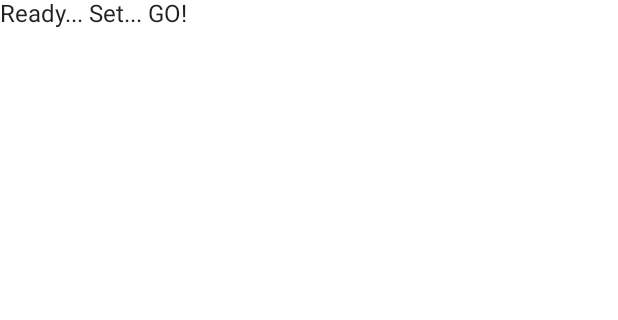
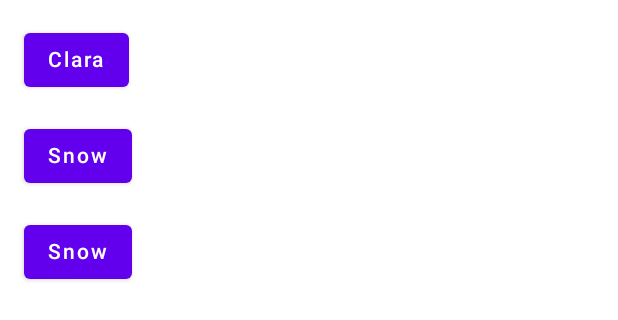
Before and after one commit to gustavofreitas/PetAdoptionApp, an Android app built with Jetpack Compose: the @Preview function LightPreview, on a phone screen of 412 x 824 dp. Shown: the top 320 px of the screen. Run offline under Robolectric (Android 15) with nearby library versions, the phone set to English and light mode, and no system bars; 1 statement that could not run was skipped.

Commit message:
feat(navigation): create the base navigation to tbe project
Include navigation controller in MainActivity.kt;
Create navigation host;
Create base screens Home and Detail.

```diff
--- a/app/build.gradle
+++ b/app/build.gradle
@@ -73,6 +73,8 @@ dependencies {
     implementation "androidx.compose.material:material-icons-extended:$compose_version"
     implementation "androidx.compose.ui:ui-tooling:$compose_version"
     implementation 'androidx.lifecycle:lifecycle-runtime-ktx:2.3.0'
+    implementation "androidx.navigation:navigation-compose:1.0.0-alpha08"
+
 
     testImplementation 'junit:junit:4.13.2'
 
--- a/app/src/main/AndroidManifest.xml
+++ b/app/src/main/AndroidManifest.xml
@@ -20,7 +20,7 @@
         android:supportsRtl="true"
         android:theme="@style/Theme.AndroidDevChallenge">
         <activity
-            android:name="com.example.androiddevchallenge.MainActivity"
+            android:name="com.example.androiddevchallenge.ui.MainActivity"
             android:label="@string/app_name"
             android:theme="@style/Theme.AndroidDevChallenge.NoActionBar">
             <intent-filter>
--- a/app/src/main/java/com/example/androiddevchallenge/MainActivity.kt
+++ b/app/src/main/java/com/example/androiddevchallenge/ui/MainActivity.kt
@@ -13,16 +13,27 @@
  * See the License for the specific language governing permissions and
  * limitations under the License.
  */
-package com.example.androiddevchallenge
+package com.example.androiddevchallenge.ui
 
 import android.os.Bundle
 import androidx.activity.compose.setContent
 import androidx.appcompat.app.AppCompatActivity
 import androidx.compose.material.MaterialTheme
 import androidx.compose.material.Surface
-import androidx.compose.material.Text
 import androidx.compose.runtime.Composable
+import androidx.compose.runtime.remember
 import androidx.compose.ui.tooling.preview.Preview
+import androidx.navigation.NavType
+import androidx.navigation.compose.NavHost
+import androidx.navigation.compose.composable
+import androidx.navigation.compose.navArgument
+import androidx.navigation.compose.rememberNavController
+import com.example.androiddevchallenge.ui.detail.DetailScreen
+import com.example.androiddevchallenge.ui.home.HomeScreen
+import com.example.androiddevchallenge.ui.navigation.Actions
+import com.example.androiddevchallenge.ui.navigation.Destinations.DetailArgs.taskId
+import com.example.androiddevchallenge.ui.navigation.Destinations.detail
+import com.example.androiddevchallenge.ui.navigation.Destinations.home
 import com.example.androiddevchallenge.ui.theme.MyTheme
 
 class MainActivity : AppCompatActivity() {
@@ -39,8 +50,22 @@ class MainActivity : AppCompatActivity() {
 // Start building your app here!
 @Composable
 fun MyApp() {
+    val navController = rememberNavController()
+    val actions = remember(navController) { Actions(navController) }
+
     Surface(color = MaterialTheme.colors.background) {
-        Text(text = "Ready... Set... GO!")
+        NavHost(navController = navController, startDestination = home) {
+            composable(home) { HomeScreen(openDetails = actions.openDetail) }
+            composable(
+                route = "$detail/{$taskId}",
+                arguments = listOf(navArgument(taskId) { type = NavType.StringType })
+            ) {
+                DetailScreen(
+                    message = it.arguments?.getString(taskId) ?: "",
+                    navigateBack = actions.navigateBack
+                )
+            }
+        }
     }
 }
 
--- /dev/null
+++ b/app/src/main/java/com/example/androiddevchallenge/ui/home/HomeScreen.kt
@@ -0,0 +1,25 @@
+package com.example.androiddevchallenge.ui.home
+
+import androidx.compose.foundation.layout.Column
+import androidx.compose.foundation.layout.Row
+import androidx.compose.foundation.layout.padding
+import androidx.compose.material.Button
+import androidx.compose.material.Text
+import androidx.compose.runtime.Composable
+import androidx.compose.ui.Modifier
+import androidx.compose.ui.unit.dp
+
+@Composable
+fun HomeScreen(openDetails: (String) -> Unit) {
+    Column(Modifier.padding(8.dp)) {
+        Row(Modifier.padding(8.dp)) {
+            Button(onClick = {openDetails("Clara")}){ Text(text = "Clara") }
+        }
+        Row(Modifier.padding(8.dp)) {
+            Button(onClick = {openDetails("Snow")}){ Text(text = "Snow") }
+        }
+        Row(Modifier.padding(8.dp)) {
+            Button(onClick = {openDetails("Snow")}){ Text(text = "Snow") }
+        }
+    }
+}
--- /dev/null
+++ b/app/src/main/java/com/example/androiddevchallenge/ui/navigation/Navigation.kt
@@ -0,0 +1,23 @@
+package com.example.androiddevchallenge.ui.navigation
+
+import androidx.navigation.NavHostController
+import androidx.navigation.compose.navigate
+import com.example.androiddevchallenge.ui.navigation.Destinations.detail
+
+object Destinations {
+    const val home = "home"
+    const val detail = "detail"
+
+    object DetailArgs {
+        const val taskId = "taskId"
+    }
+}
+
+class Actions(navController: NavHostController) {
+    val openDetail: (String) -> Unit = { message ->
+        navController.navigate("$detail/$message")
+    }
+    val navigateBack: () -> Unit = {
+        navController.popBackStack()
+    }
+}
--- a/build.gradle
+++ b/build.gradle
@@ -21,6 +21,7 @@ buildscript {
 
     repositories {
         google()
+        mavenCentral()
         jcenter()
     }
 
@@ -37,6 +38,7 @@ plugins {
 subprojects {
     repositories {
         google()
+        mavenCentral()
         jcenter()
     }
 
```
Also changed, not shown: app/src/main/java/com/example/androiddevchallenge/ui/detail/DetailScreen.kt (added, +24 -0 lines).
